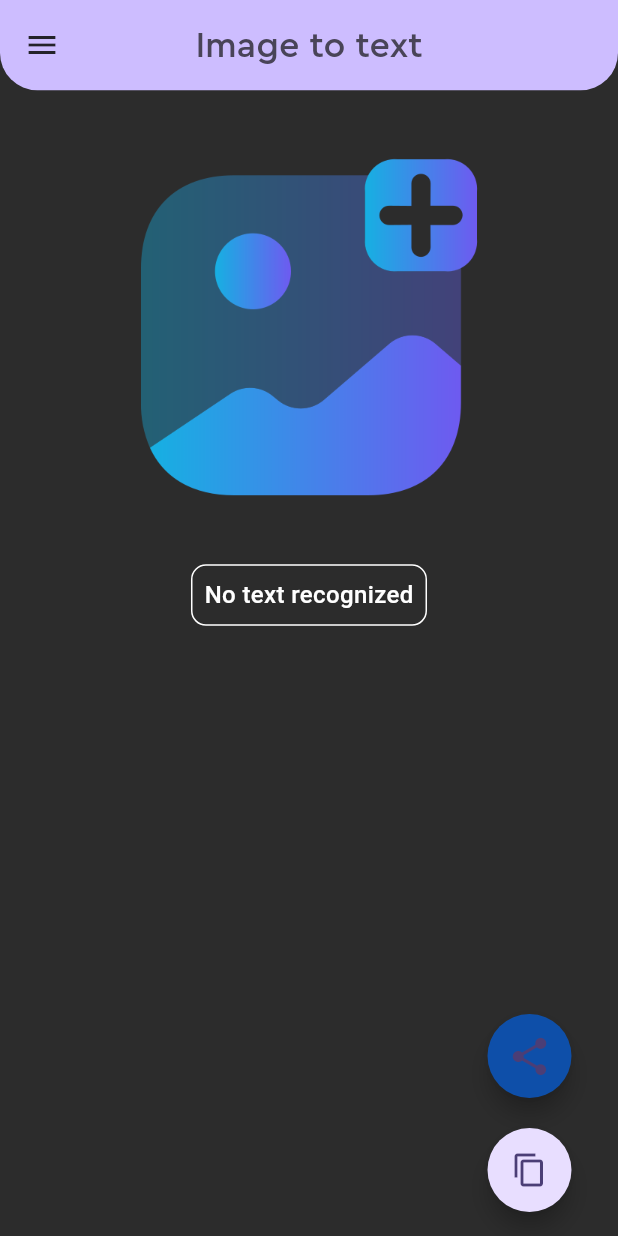
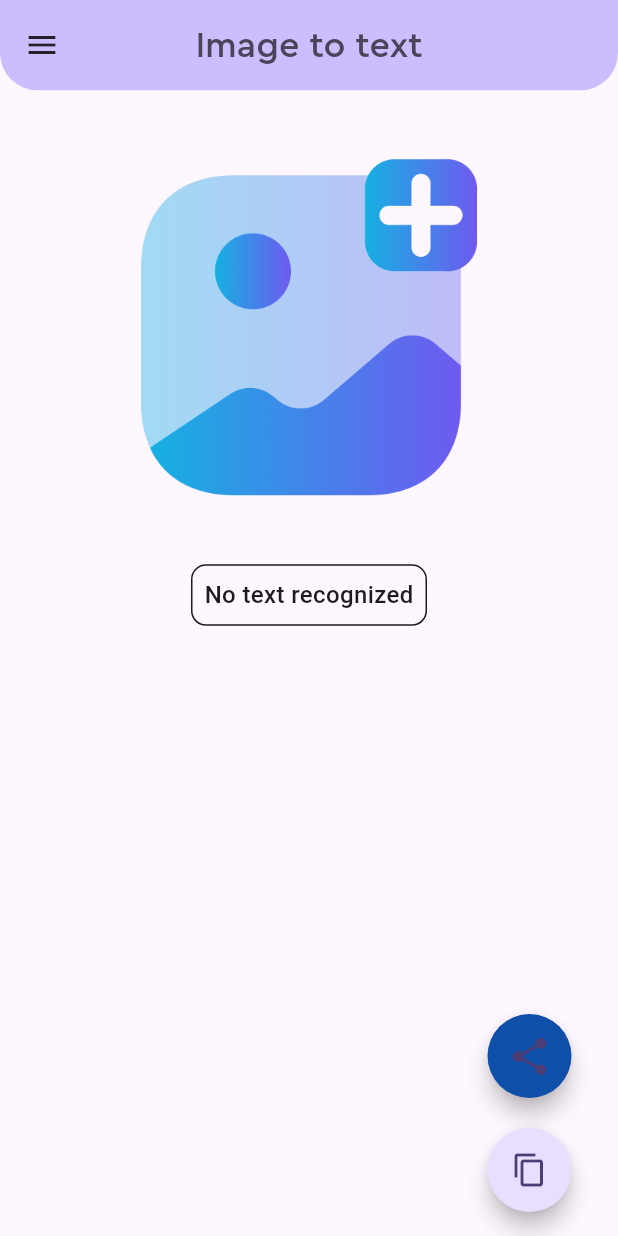
Before and after one commit to mohammedAlmaghlouth/ai_assist, a Flutter app: the RecognitionScreen screen opened by its route, on a phone screen of 412 x 824 dp. Run offline on Flutter 3.47's test engine with Material 3 defaults, Android fonts, the phone set to English and light mode, and no system bars; our stand-ins replace animate_do, dash_chat_2, flutter_tts, image_picker, permission_handler, screenshot and 3 more; missing offline and left inert: chat_gpt_sdk, clipboard, google_mlkit_text_recognition; accounts and stored records are empty.

Commit message:
final changes

```diff
--- a/lib/features/dall/presentation/arts_screen.dart
+++ b/lib/features/dall/presentation/arts_screen.dart
@@ -2,6 +2,7 @@ import 'dart:io';
 
 import 'package:ai_assist/features/dall/data/colors.dart';
 import 'package:flutter/material.dart';
+import 'package:path_provider/path_provider.dart';
 
 class ArtsScreen extends StatefulWidget {
   const ArtsScreen({super.key});
@@ -14,7 +15,8 @@ class _ArtsScreenState extends State<ArtsScreen> {
   List imgList = [];
 
   getImages() async {
-    final directory = Directory("storage/emulated/0/AI Image");
+    final externalDirectory = await getExternalStorageDirectory();
+    final directory = Directory('${externalDirectory?.path}/AI Image');
     imgList = directory.listSync();
     print(imgList);
   }
--- a/lib/features/imagetotext/presentation/recognitionscreen.dart
+++ b/lib/features/imagetotext/presentation/recognitionscreen.dart
@@ -56,7 +56,6 @@ class _RecognitionScreenState extends State<RecognitionScreen> {
         backgroundColor: Theme.of(context).colorScheme.inversePrimary,
       ),
       drawer: sideBarMenu,
-      backgroundColor: const Color.fromARGB(255, 44, 44, 44),
       floatingActionButton: Padding(
         padding: EdgeInsets.symmetric(horizontal: 15),
         child: Column(
@@ -136,7 +135,13 @@ class _RecognitionScreenState extends State<RecognitionScreen> {
               ),
               Container(
                 decoration: BoxDecoration(
-                  border: Border.all(color: Colors.white), // Set border color
+                  border: Border.all(
+                      color: MediaQuery.platformBrightnessOf(context).name ==
+                          "dark"
+                          ? Theme.of(context).colorScheme.onInverseSurface
+                          : Theme.of(context)
+                          .colorScheme
+                          .onSurface), // Set border color
                   borderRadius: BorderRadius.circular(10), // Set border radius
                 ),
                 padding: EdgeInsets.all(8),
@@ -144,7 +149,10 @@ class _RecognitionScreenState extends State<RecognitionScreen> {
                   recognizedText ?? "No text recognized",
                   style: TextStyle(
                     fontSize: 16,
-                    color: Colors.white,
+                    color:
+                    MediaQuery.platformBrightnessOf(context).name == "dark"
+                        ? Theme.of(context).colorScheme.onInverseSurface
+                        : Theme.of(context).colorScheme.onSurface,
                     fontWeight: FontWeight.w500,
                   ),
                 ),
```
Also changed, not shown: lib/features/dall/presentation/dall_e_page.dart (+141 -58 lines), 1 other file. Lines whose indentation alone changed are shown as unchanged.
